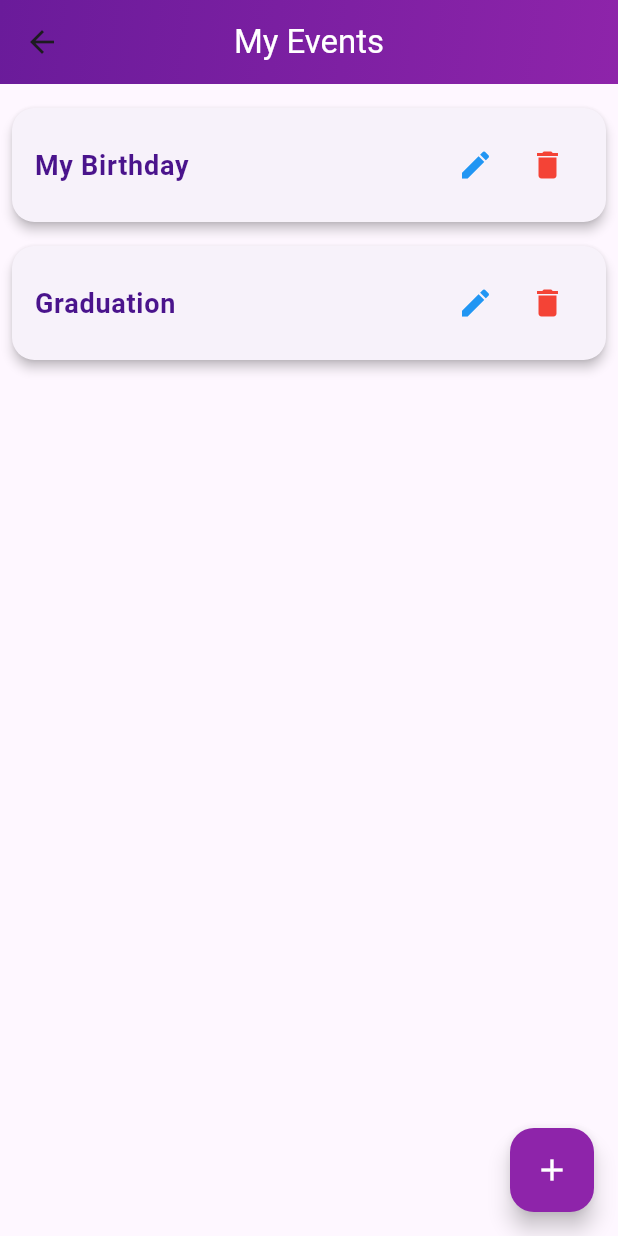
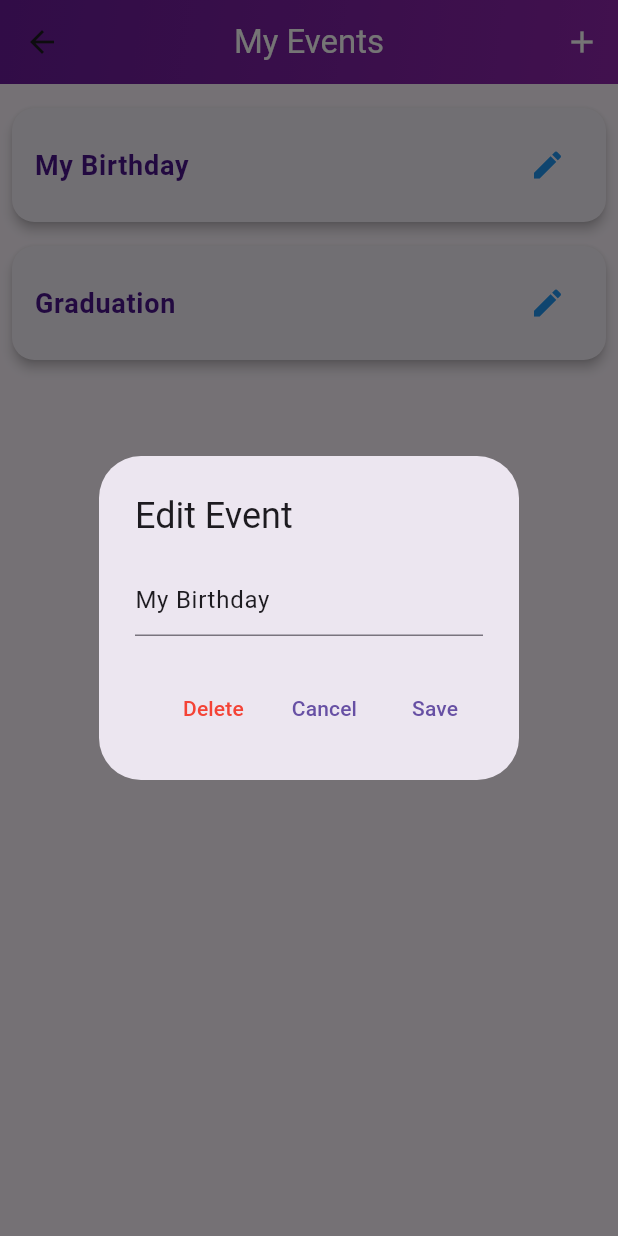
Before and after one commit to Hebahesham123/hedieatyapp, a Flutter app: the MyEventsPage screen opened by its route, after a tap on the "edit" icon, on a phone screen of 412 x 824 dp. Run offline on Flutter 3.47's test engine with Material 3 defaults, Android fonts, the phone set to English and light mode, and no system bars; network calls fail.

Commit message:
Update friends data structure to include specific events with unique gifts, modify HomePage to pass events and gifts to FriendEventsPage, update FriendEventsPage to display events and pass gifts to EventGiftsPage, add pledge functionality and tracking for each gift in EventGiftsPage, and implement add friend functionality in HomePage.

```diff
--- a/lib/friend_events_page.dart
+++ b/lib/friend_events_page.dart
@@ -3,14 +3,9 @@ import 'event_gifts_page.dart';
 
 class FriendEventsPage extends StatelessWidget {
   final String friendName;
+  final List<Map<String, dynamic>> events;
 
-  FriendEventsPage({required this.friendName});
-
-  final List<String> events = [
-    'Birthday Party',
-    'Wedding Anniversary',
-    // Add more events as needed
-  ];
+  FriendEventsPage({required this.friendName, required this.events});
 
   @override
   Widget build(BuildContext context) {
@@ -47,7 +42,7 @@ class FriendEventsPage extends StatelessWidget {
                 contentPadding:
                     const EdgeInsets.symmetric(vertical: 10, horizontal: 15),
                 title: Text(
-                  event,
+                  event['name'],
                   style: TextStyle(
                     fontSize: 18,
                     fontWeight: FontWeight.bold,
@@ -60,7 +55,10 @@ class FriendEventsPage extends StatelessWidget {
                   Navigator.push(
                     context,
                     MaterialPageRoute(
-                      builder: (context) => EventGiftsPage(eventName: event),
+                      builder: (context) => EventGiftsPage(
+                        eventName: event['name'],
+                        gifts: event['gifts'],
+                      ),
                     ),
                   );
                 },
--- a/lib/my_events_page.dart
+++ b/lib/my_events_page.dart
@@ -2,12 +2,69 @@
 
 import 'package:flutter/material.dart';
 
-class MyEventsPage extends StatelessWidget {
-  final List<String> myEvents = [
+class MyEventsPage extends StatefulWidget {
+  @override
+  _MyEventsPageState createState() => _MyEventsPageState();
+}
+
+class _MyEventsPageState extends State<MyEventsPage> {
+  List<String> myEvents = [
     'My Birthday',
     'Graduation',
     // Add more events as needed
   ];
+
+  // Function to show a dialog for adding or editing an event
+  void _showEventDialog({String? initialEvent, int? index}) {
+    final TextEditingController eventController = TextEditingController(
+      text: initialEvent,
+    );
+
+    showDialog(
+      context: context,
+      builder: (context) => AlertDialog(
+        title: Text(initialEvent == null ? 'Add New Event' : 'Edit Event'),
+        content: TextField(
+          controller: eventController,
+          decoration: InputDecoration(hintText: 'Event Name'),
+        ),
+        actions: [
+          if (initialEvent != null) // Show delete button only for editing
+            TextButton(
+              onPressed: () {
+                setState(() {
+                  myEvents.removeAt(index!);
+                });
+                Navigator.pop(context);
+              },
+              child: Text('Delete', style: TextStyle(color: Colors.red)),
+            ),
+          TextButton(
+            onPressed: () {
+              Navigator.pop(context);
+            },
+            child: Text('Cancel'),
+          ),
+          TextButton(
+            onPressed: () {
+              final newEvent = eventController.text.trim();
+              if (newEvent.isNotEmpty) {
+                setState(() {
+                  if (index == null) {
+                    myEvents.add(newEvent); // Add new event
+                  } else {
+                    myEvents[index] = newEvent; // Update existing event
+                  }
+                });
+              }
+              Navigator.pop(context);
+            },
+            child: Text('Save'),
+          ),
+        ],
+      ),
+    );
+  }
 
   @override
   Widget build(BuildContext context) {
@@ -27,6 +84,15 @@ class MyEventsPage extends StatelessWidget {
             ),
           ),
         ),
+        actions: [
+          IconButton(
+            icon: Icon(Icons.add, color: Colors.white),
+            tooltip: 'Add Event',
+            onPressed: () {
+              _showEventDialog(); // Open dialog to add new event
+            },
+          ),
+        ],
       ),
       body: Padding(
         padding: const EdgeInsets.all(8.0),
@@ -58,31 +124,20 @@ class MyEventsPage extends StatelessWidget {
                       icon: Icon(Icons.edit, color: Colors.blue),
                       tooltip: 'Edit Event',
                       onPressed: () {
-                        // Implement edit event functionality
-                      },
-                    ),
-                    IconButton(
-                      icon: Icon(Icons.delete, color: Colors.red),
-                      tooltip: 'Delete Event',
-                      onPressed: () {
-                        // Implement delete event functionality
+                        _showEventDialog(initialEvent: event, index: index);
                       },
                     ),
                   ],
                 ),
+                onTap: () {
+                  _showEventDialog(
+                      initialEvent: event, index: index); // Edit on tap
+                },
               ),
             );
           },
         ),
       ),
-      floatingActionButton: FloatingActionButton(
-        onPressed: () {
-          // Implement add event functionality
-        },
-        backgroundColor: Color(0xFF8E24AA),
-        tooltip: 'Add Event',
-        child: Icon(Icons.add, color: Colors.white),
-      ),
     );
   }
 }
```
Also changed, not shown: lib/HomePage.dart (+50 -56 lines), lib/event_gifts_page.dart (+41 -26 lines), lib/my_gifts_page.dart (+118 -13 lines).
